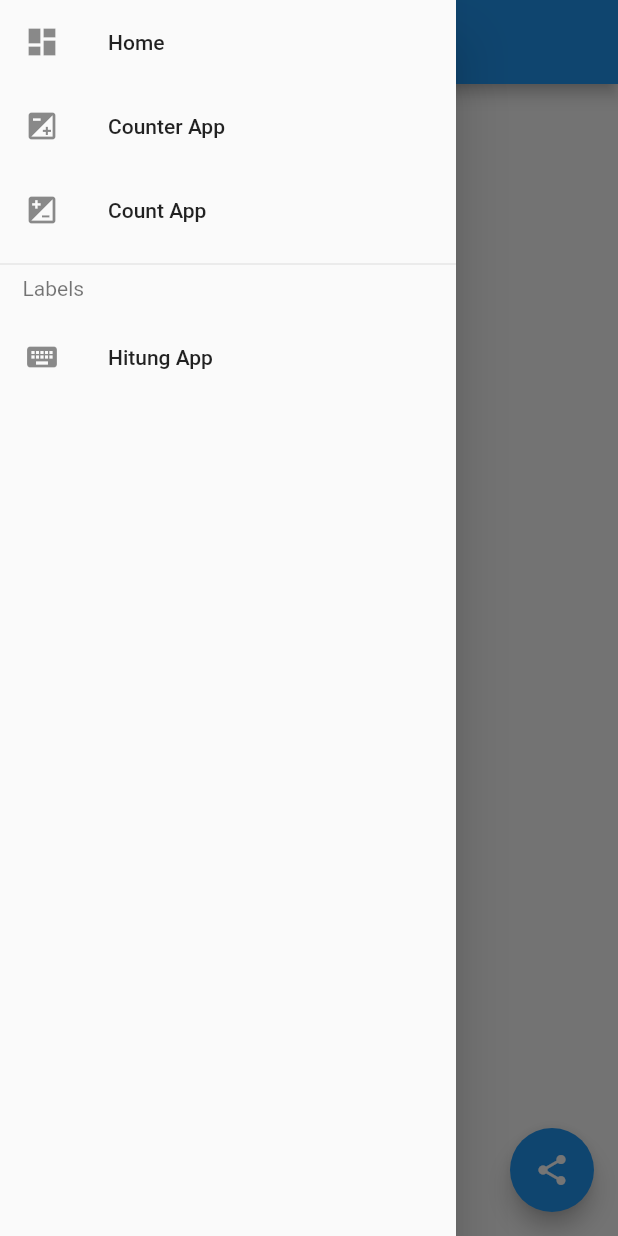
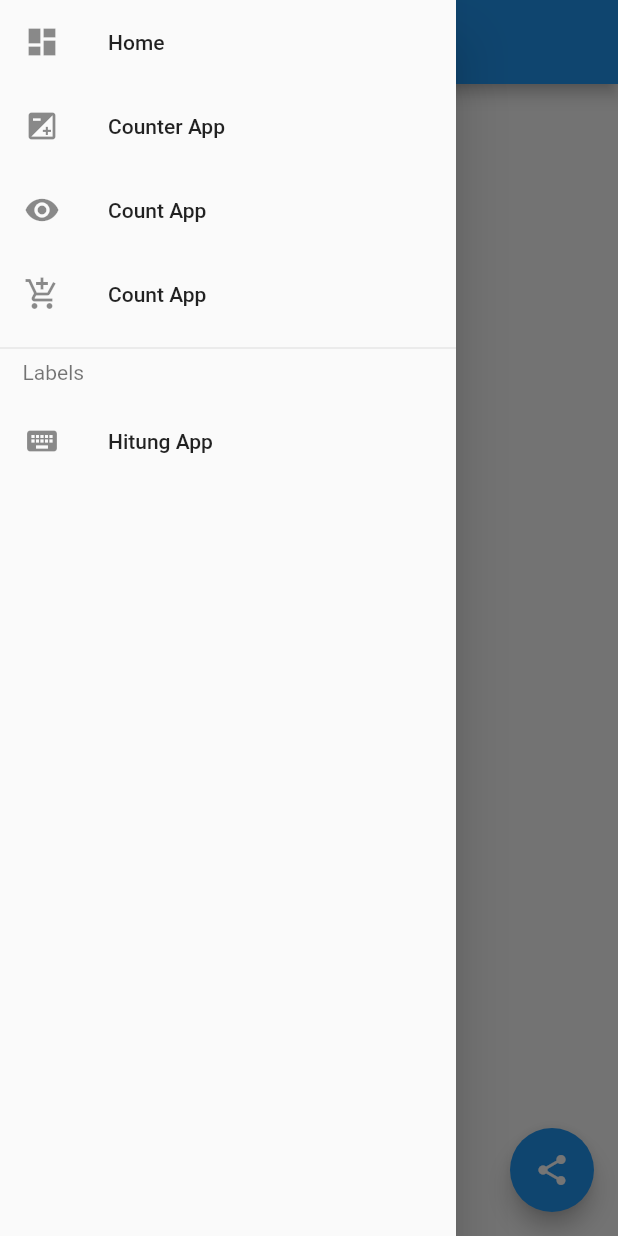
Before and after one commit to hafidzf21/Flutter_NewsApp, a Flutter app: the screen it shows after launch, with the side drawer open, on a phone screen of 412 x 824 dp. Run offline on Flutter 3.47's test engine with Material 2 defaults, Android fonts, the phone set to English and light mode, and no system bars; drawn by our look-alikes of flutter_speed_dial; our stand-ins replace get, shared_preferences.

```diff
--- /dev/null
+++ b/lib/controllers/shop_controller.dart
@@ -0,0 +1,6 @@
+import 'package:get/get.dart';
+
+class ShopC extends GetxController {
+  var quantity = 0.obs;
+  var total = 0.obs;
+}
--- a/lib/pages/homepage.dart
+++ b/lib/pages/homepage.dart
@@ -34,7 +34,14 @@ class HomePage extends StatelessWidget {
                 Get.toNamed(RouteName.count_page);
               },
               title: Text('Count App'),
-              leading: Icon(Icons.iso),
+              leading: Icon(Icons.visibility),
+            ),
+            ListTile(
+              onTap: () {
+                Get.toNamed(RouteName.shop_page);
+              },
+              title: Text('Count App'),
+              leading: Icon(Icons.add_shopping_cart),
             ),
             Divider(),
             Padding(
--- a/lib/pages/counter_page.dart
+++ b/lib/pages/menu/counter_page.dart
@@ -1,7 +1,7 @@
 import 'package:flutter/material.dart';
 import 'package:get/get.dart';
 
-import '../controllers/counter_controller.dart';
+import '../../controllers/counter_controller.dart';
 
 class CounterPages extends StatelessWidget {
   final c = Get.find<CounterController>();
--- a/lib/routes/page_route.dart
+++ b/lib/routes/page_route.dart
@@ -1,8 +1,9 @@
-import 'package:flutter_getx/pages/count_page.dart';
+import 'package:flutter_getx/pages/menu/count_page.dart';
+import 'package:flutter_getx/pages/menu/shop/shop.dart';
 import 'package:get/get.dart';
 
-import 'package:flutter_getx/pages/counter_page.dart';
-import 'package:flutter_getx/pages/hitungPerubahan_page.dart';
+import 'package:flutter_getx/pages/menu/counter_page.dart';
+import 'package:flutter_getx/pages/menu/hitungPerubahan_page.dart';
 import 'package:flutter_getx/pages/homepage.dart';
 import 'package:flutter_getx/routes/route_name.dart';
 
@@ -24,5 +25,9 @@ class RoutePage {
       name: RouteName.count_page,
       page: () => CountPage(),
     ),
+    GetPage(
+      name: RouteName.shop_page,
+      page: () => ShopPage(),
+    ),
   ];
 }
--- a/lib/routes/route_name.dart
+++ b/lib/routes/route_name.dart
@@ -3,4 +3,5 @@ abstract class RouteName {
   static const counter_page = '/counter_page';
   static const hitung_page = '/hitung_page';
   static const count_page = '/count_page';
+  static const shop_page = '/shop_page';
 }
```
Also changed, not shown: lib/pages/menu/shop/shop.dart (added, +29 -0 lines), lib/pages/menu/shop/widgets/shop_item.dart (added, +41 -0 lines), lib/pages/menu/count_page.dart (renamed from lib/pages/count_page.dart), lib/pages/menu/hitungPerubahan_page.dart (renamed from lib/pages/hitungPerubahan_page.dart).
